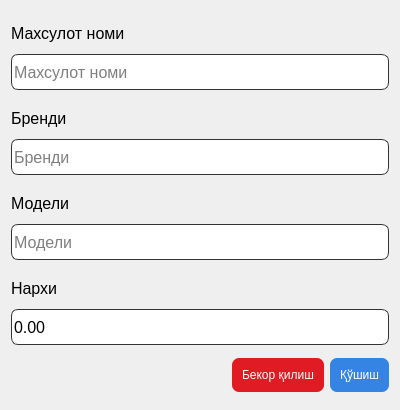
This is ui/add_product.ui in JavokhirMamirov/shopapp as Qt 5 draws it before an edit. The edited form follows.
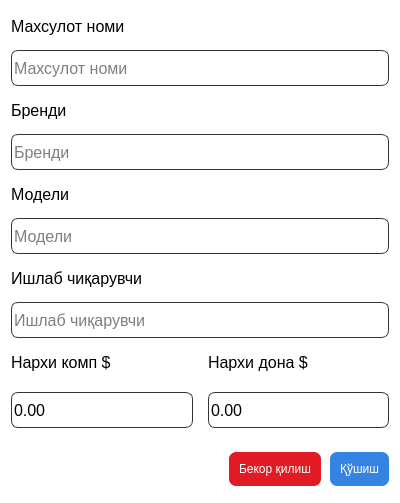
This is the edited form. Icons and pictures are not drawn.

What changed in the file:
```diff
--- a/ui/add_product.ui
+++ b/ui/add_product.ui
@@ -7,7 +7,7 @@
     <x>0</x>
     <y>0</y>
     <width>400</width>
-    <height>410</height>
+    <height>503</height>
    </rect>
   </property>
   <property name="minimumSize">
@@ -29,7 +29,15 @@
    <iconset resource="../resources.qrc">
     <normaloff>:/newPrefix/assets/product-white.png</normaloff>:/newPrefix/assets/product-white.png</iconset>
   </property>
-  <layout class="QVBoxLayout" name="verticalLayout_2">
+  <property name="styleSheet">
+   <string notr="true">#Dialog{
+	background-color: rgb(255, 255, 255);
+}</string>
+  </property>
+  <layout class="QVBoxLayout" name="verticalLayout_3">
+   <property name="spacing">
+    <number>9</number>
+   </property>
    <item>
     <layout class="QVBoxLayout" name="verticalLayout_8">
      <item>
@@ -226,9 +234,9 @@
     </layout>
    </item>
    <item>
-    <layout class="QVBoxLayout" name="verticalLayout">
+    <layout class="QVBoxLayout" name="verticalLayout_10">
      <item>
-      <widget class="QLabel" name="label_10">
+      <widget class="QLabel" name="label_12">
        <property name="minimumSize">
         <size>
          <width>0</width>
@@ -247,12 +255,12 @@
         </font>
        </property>
        <property name="text">
-        <string>Нархи</string>
+        <string>Ишлаб чиқарувчи</string>
        </property>
       </widget>
      </item>
      <item>
-      <widget class="QDoubleSpinBox" name="doubleSpinBox">
+      <widget class="QLineEdit" name="lineEdit_10">
        <property name="minimumSize">
         <size>
          <width>0</width>
@@ -271,34 +279,196 @@
         </font>
        </property>
        <property name="styleSheet">
-        <string notr="true">QDoubleSpinBox{
+        <string notr="true">QLineEdit{
 	background-color: rgb(255, 255, 255);
 	border-radius:7px;
 	border:1px solid #333;
 }
 
-QDoubleSpinBox:focus{
+QLineEdit:focus{
 	background-color: rgb(255, 255, 255);
 	border-radius:7px;
 	border:1px solid rgb(53, 132, 228);
 }</string>
        </property>
-       <property name="buttonSymbols">
-        <enum>QAbstractSpinBox::NoButtons</enum>
-       </property>
-       <property name="showGroupSeparator" stdset="0">
-        <bool>true</bool>
-       </property>
-       <property name="maximum">
-        <double>999999999.000000000000000</double>
-       </property>
-       <property name="stepType">
-        <enum>QAbstractSpinBox::DefaultStepType</enum>
+       <property name="placeholderText">
+        <string>Ишлаб чиқарувчи</string>
        </property>
       </widget>
      </item>
     </layout>
    </item>
+   <item>
+    <layout class="QHBoxLayout" name="horizontalLayout">
+     <property name="spacing">
+      <number>15</number>
+     </property>
+     <item>
+      <layout class="QVBoxLayout" name="verticalLayout">
+       <item>
+        <widget class="QLabel" name="label_10">
+         <property name="minimumSize">
+          <size>
+           <width>0</width>
+           <height>30</height>
+          </size>
+         </property>
+         <property name="maximumSize">
+          <size>
+           <width>16777215</width>
+           <height>30</height>
+          </size>
+         </property>
+         <property name="font">
+          <font>
+           <pointsize>12</pointsize>
+          </font>
+         </property>
+         <property name="text">
+          <string>Нархи комп $</string>
+         </property>
+        </widget>
+       </item>
+       <item>
+        <widget class="QDoubleSpinBox" name="doubleSpinBox">
+         <property name="minimumSize">
+          <size>
+           <width>0</width>
+           <height>36</height>
+          </size>
+         </property>
+         <property name="maximumSize">
+          <size>
+           <width>16777215</width>
+           <height>36</height>
+          </size>
+         </property>
+         <property name="font">
+          <font>
+           <pointsize>12</pointsize>
+          </font>
+         </property>
+         <property name="styleSheet">
+          <string notr="true">QDoubleSpinBox{
+	background-color: rgb(255, 255, 255);
+	border-radius:7px;
+	border:1px solid #333;
+}
+
+QDoubleSpinBox:focus{
+	background-color: rgb(255, 255, 255);
+	border-radius:7px;
+	border:1px solid rgb(53, 132, 228);
+}</string>
+         </property>
+         <property name="buttonSymbols">
+          <enum>QAbstractSpinBox::NoButtons</enum>
+         </property>
+         <property name="showGroupSeparator" stdset="0">
+          <bool>true</bool>
+         </property>
+         <property name="maximum">
+          <double>999999999.000000000000000</double>
+         </property>
+         <property name="stepType">
+          <enum>QAbstractSpinBox::DefaultStepType</enum>
+         </property>
+        </widget>
+       </item>
+      </layout>
+     </item>
+     <item>
+      <layout class="QVBoxLayout" name="verticalLayout_2">
+       <item>
+        <widget class="QLabel" name="label_11">
+         <property name="minimumSize">
+          <size>
+           <width>0</width>
+           <height>30</height>
+          </size>
+         </property>
+         <property name="maximumSize">
+          <size>
+           <width>16777215</width>
+           <height>30</height>
+          </size>
+         </property>
+         <property name="font">
+          <font>
+           <pointsize>12</pointsize>
+          </font>
+         </property>
+         <property name="text">
+          <string>Нархи дона $</string>
+         </property>
+        </widget>
+       </item>
+       <item>
+        <widget class="QDoubleSpinBox" name="doubleSpinBox_2">
+         <property name="minimumSize">
+          <size>
+           <width>0</width>
+           <height>36</height>
+          </size>
+         </property>
+         <property name="maximumSize">
+          <size>
+           <width>16777215</width>
+           <height>36</height>
+          </size>
+         </property>
+         <property name="font">
+          <font>
+           <pointsize>12</pointsize>
+          </font>
+         </property>
+         <property name="styleSheet">
+          <string notr="true">QDoubleSpinBox{
+	background-color: rgb(255, 255, 255);
+	border-radius:7px;
+	border:1px solid #333;
+}
+
+QDoubleSpinBox:focus{
+	background-color: rgb(255, 255, 255);
+	border-radius:7px;
+	border:1px solid rgb(53, 132, 228);
+}</string>
+         </property>
+         <property name="buttonSymbols">
+          <enum>QAbstractSpinBox::NoButtons</enum>
+         </property>
+         <property name="showGroupSeparator" stdset="0">
+          <bool>true</bool>
+         </property>
+         <property name="maximum">
+          <double>999999999.000000000000000</double>
+         </property>
+         <property name="stepType">
+          <enum>QAbstractSpinBox::DefaultStepType</enum>
+         </property>
+        </widget>
+       </item>
+      </layout>
+     </item>
+    </layout>
+   </item>
+   <item>
+    <spacer name="verticalSpacer">
+     <property name="orientation">
+      <enum>Qt::Vertical</enum>
+     </property>
+     <property name="sizeType">
+      <enum>QSizePolicy::Fixed</enum>
+     </property>
+     <property name="sizeHint" stdset="0">
+      <size>
+       <width>20</width>
+       <height>15</height>
+      </size>
+     </property>
+    </spacer>
+   </item>
    <item>
     <layout class="QHBoxLayout" name="horizontalLayout_3">
      <item>
```
Left out of the diff: 2 changed lines with no effect on the pictures.
